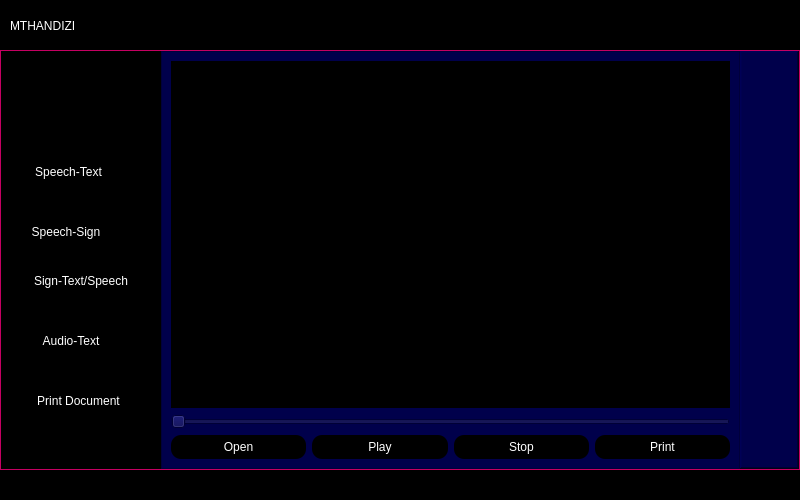
The window that Mthandizi.ui (HystonKayange/Mthandizi) describes before a commit, drawn with Qt 5.
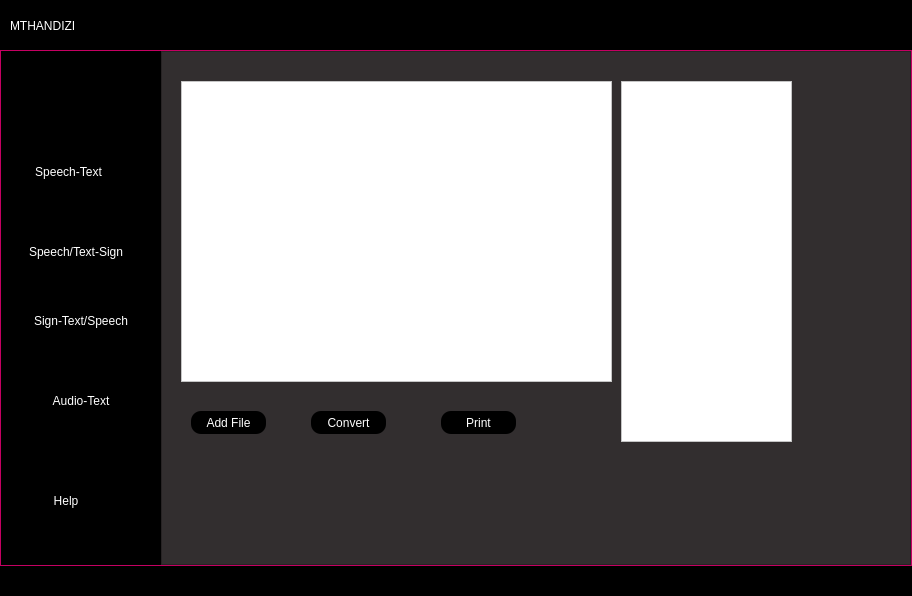
The same window after the commit. The open tabs and pages were chosen to show the change. Icons and pictures are not drawn.

```diff
--- a/Mthandizi.ui
+++ b/Mthandizi.ui
@@ -6,8 +6,8 @@
    <rect>
     <x>0</x>
     <y>0</y>
-    <width>800</width>
-    <height>500</height>
+    <width>912</width>
+    <height>596</height>
    </rect>
   </property>
   <property name="windowTitle">
@@ -216,8 +216,8 @@
          <widget class="QPushButton" name="speech_sign">
           <property name="geometry">
            <rect>
-            <x>0</x>
-            <y>160</y>
+            <x>10</x>
+            <y>180</y>
             <width>140</width>
             <height>41</height>
            </rect>
@@ -226,7 +226,7 @@
            <string notr="true">padding-left: 0px;</string>
           </property>
           <property name="text">
-           <string>Speech-Sign</string>
+           <string>Speech/Text-Sign</string>
           </property>
           <property name="icon">
            <iconset>
@@ -243,7 +243,7 @@
           <property name="geometry">
            <rect>
             <x>10</x>
-            <y>210</y>
+            <y>250</y>
             <width>140</width>
             <height>40</height>
            </rect>
@@ -265,8 +265,8 @@
          <widget class="QPushButton" name="audio_text">
           <property name="geometry">
            <rect>
-            <x>0</x>
-            <y>270</y>
+            <x>10</x>
+            <y>330</y>
             <width>140</width>
             <height>40</height>
            </rect>
@@ -291,17 +291,17 @@
          <widget class="QPushButton" name="pushButton_5">
           <property name="geometry">
            <rect>
-            <x>10</x>
-            <y>330</y>
+            <x>0</x>
+            <y>430</y>
             <width>140</width>
             <height>40</height>
            </rect>
           </property>
           <property name="styleSheet">
-           <string notr="true">padding-left: 5px;</string>
+           <string notr="true">padding-left: 0px;</string>
           </property>
           <property name="text">
-           <string>Print Document</string>
+           <string>Help</string>
           </property>
           <property name="icon">
            <iconset>
@@ -357,6 +357,9 @@
               <height>418</height>
              </size>
             </property>
+            <property name="styleSheet">
+             <string notr="true">background-color: #322e2f;</string>
+            </property>
             <property name="currentIndex">
              <number>0</number>
             </property>
@@ -891,17 +894,52 @@
               </property>
               <item>
                <widget class="QFrame" name="frame_4">
+                <property name="styleSheet">
+                 <string notr="true">background-color: #322e2f;</string>
+                </property>
                 <property name="frameShape">
                  <enum>QFrame::StyledPanel</enum>
                 </property>
                 <property name="frameShadow">
                  <enum>QFrame::Raised</enum>
                 </property>
-                <layout class="QGridLayout" name="gridLayout">
-                 <item row="2" column="1">
-                  <widget class="QPushButton" name="play">
-                   <property name="styleSheet">
-                    <string notr="true">QFrame{
+                <widget class="QTextEdit" name="textEdit">
+                 <property name="geometry">
+                  <rect>
+                   <x>20</x>
+                   <y>30</y>
+                   <width>431</width>
+                   <height>301</height>
+                  </rect>
+                 </property>
+                 <property name="styleSheet">
+                  <string notr="true">background-color: rgb(255, 255, 255);</string>
+                 </property>
+                </widget>
+                <widget class="QListWidget" name="listWidget">
+                 <property name="geometry">
+                  <rect>
+                   <x>460</x>
+                   <y>30</y>
+                   <width>171</width>
+                   <height>361</height>
+                  </rect>
+                 </property>
+                 <property name="styleSheet">
+                  <string notr="true">background-color: rgb(255, 255, 255);</string>
+                 </property>
+                </widget>
+                <widget class="QPushButton" name="add_file_button">
+                 <property name="geometry">
+                  <rect>
+                   <x>30</x>
+                   <y>360</y>
+                   <width>75</width>
+                   <height>23</height>
+                  </rect>
+                 </property>
+                 <property name="styleSheet">
+                  <string notr="true">QFrame{
 	
 	
 	background-color: rgb(0, 0, 0);
@@ -924,29 +962,22 @@
 	background-color: rgb(83, 0, 125);
 
 }</string>
-                   </property>
-                   <property name="text">
-                    <string>Play</string>
-                   </property>
-                  </widget>
-                 </item>
-                 <item row="1" column="0" colspan="4">
-                  <widget class="QSlider" name="horizontalSlider">
-                   <property name="styleSheet">
-                    <string notr="true">QSlider{
-background-color: rgb(0, 0, 75);
-
-}</string>
-                   </property>
-                   <property name="orientation">
-                    <enum>Qt::Horizontal</enum>
-                   </property>
-                  </widget>
-                 </item>
-                 <item row="2" column="0">
-                  <widget class="QPushButton" name="open_file">
-                   <property name="styleSheet">
-                    <string notr="true">QFrame{
+                 </property>
+                 <property name="text">
+                  <string>Add File</string>
+                 </property>
+                </widget>
+                <widget class="QPushButton" name="play_button">
+                 <property name="geometry">
+                  <rect>
+                   <x>150</x>
+                   <y>360</y>
+                   <width>75</width>
+                   <height>23</height>
+                  </rect>
+                 </property>
+                 <property name="styleSheet">
+                  <string notr="true">QFrame{
 	
 	
 	background-color: rgb(0, 0, 0);
@@ -969,16 +1000,22 @@
 	background-color: rgb(83, 0, 125);
 
 }</string>
-                   </property>
-                   <property name="text">
-                    <string>Open</string>
-                   </property>
-                  </widget>
-                 </item>
-                 <item row="2" column="2">
-                  <widget class="QPushButton" name="stop">
-                   <property name="styleSheet">
-                    <string notr="true">QFrame{
+                 </property>
+                 <property name="text">
+                  <string>Convert</string>
+                 </property>
+                </widget>
+                <widget class="QPushButton" name="print_button">
+                 <property name="geometry">
+                  <rect>
+                   <x>280</x>
+                   <y>360</y>
+                   <width>75</width>
+                   <height>23</height>
+                  </rect>
+                 </property>
+                 <property name="styleSheet">
+                  <string notr="true">QFrame{
 	
 	
 	background-color: rgb(0, 0, 0);
@@ -1001,52 +1038,11 @@
 	background-color: rgb(83, 0, 125);
 
 }</string>
-                   </property>
-                   <property name="text">
-                    <string>Stop</string>
-                   </property>
-                  </widget>
-                 </item>
-                 <item row="0" column="0" colspan="4">
-                  <widget class="QWidget" name="widget_display" native="true">
-                   <property name="styleSheet">
-                    <string notr="true">background-color: rgb(0, 0, 0);</string>
-                   </property>
-                  </widget>
-                 </item>
-                 <item row="2" column="3">
-                  <widget class="QPushButton" name="print">
-                   <property name="styleSheet">
-                    <string notr="true">QFrame{
-	
-	
-	background-color: rgb(0, 0, 0);
-    border:none;
-
-}
-
-QPushButton{
-padding: 5px 10px;
-border:none;
-border-radius:10px;
-background-color: #000;
-color: #fff;
-}
-
-QPushButton:hover{
-
-	
-	
-	background-color: rgb(83, 0, 125);
-
-}</string>
-                   </property>
-                   <property name="text">
-                    <string>Print</string>
-                   </property>
-                  </widget>
-                 </item>
-                </layout>
+                 </property>
+                 <property name="text">
+                  <string>Print</string>
+                 </property>
+                </widget>
                </widget>
               </item>
              </layout>
@@ -1056,31 +1052,6 @@
          </layout>
         </widget>
        </item>
-       <item>
-        <widget class="QFrame" name="right_side_menu">
-         <property name="minimumSize">
-          <size>
-           <width>59</width>
-           <height>418</height>
-          </size>
-         </property>
-         <property name="maximumSize">
-          <size>
-           <width>59</width>
-           <height>16777215</height>
-          </size>
-         </property>
-         <property name="styleSheet">
-          <string notr="true">background-color: rgb(0, 0, 75);</string>
-         </property>
-         <property name="frameShape">
-          <enum>QFrame::WinPanel</enum>
-         </property>
-         <property name="frameShadow">
-          <enum>QFrame::Raised</enum>
-         </property>
-        </widget>
-       </item>
       </layout>
      </widget>
     </item>
```
Left out of the diff: 217 changed lines with no effect on the pictures.
